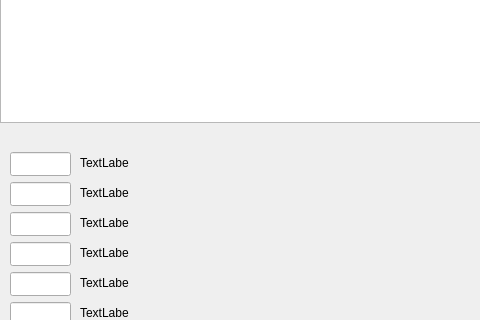
The window that mainwindow.ui (Evanshion/path-gen) describes before a commit, drawn with Qt 5; both pictures show x 0 to 480 and y 187 to 507 of the 1198 by 653 pixel window.
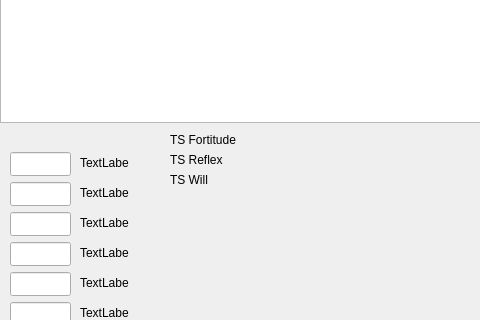
The same window after the commit.

```diff
--- a/mainwindow.ui
+++ b/mainwindow.ui
@@ -215,6 +215,45 @@
      <string>TextLabel</string>
     </property>
    </widget>
+   <widget class="QLabel" name="tsfort">
+    <property name="geometry">
+     <rect>
+      <x>170</x>
+      <y>300</y>
+      <width>91</width>
+      <height>16</height>
+     </rect>
+    </property>
+    <property name="text">
+     <string>TS Fortitude</string>
+    </property>
+   </widget>
+   <widget class="QLabel" name="tsrefl">
+    <property name="geometry">
+     <rect>
+      <x>170</x>
+      <y>320</y>
+      <width>91</width>
+      <height>16</height>
+     </rect>
+    </property>
+    <property name="text">
+     <string>TS Reflex</string>
+    </property>
+   </widget>
+   <widget class="QLabel" name="tswill">
+    <property name="geometry">
+     <rect>
+      <x>170</x>
+      <y>340</y>
+      <width>91</width>
+      <height>16</height>
+     </rect>
+    </property>
+    <property name="text">
+     <string>TS Will</string>
+    </property>
+   </widget>
   </widget>
   <widget class="QMenuBar" name="menubar">
    <property name="geometry">
```
